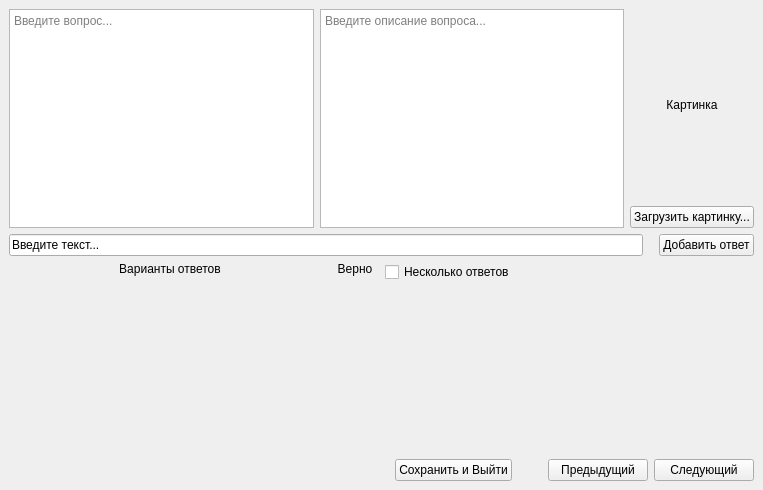
Qt form ui/create.ui (MIV228/Victorio) before a commit.
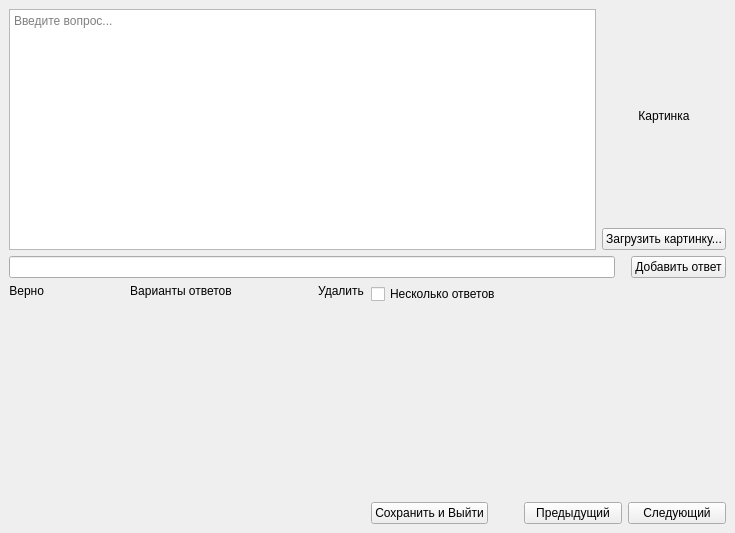
The same form after that commit.

The edit to the form file:
```diff
--- a/ui/create.ui
+++ b/ui/create.ui
@@ -6,8 +6,8 @@
    <rect>
     <x>0</x>
     <y>0</y>
-    <width>763</width>
-    <height>490</height>
+    <width>735</width>
+    <height>533</height>
    </rect>
   </property>
   <property name="windowTitle">
@@ -30,19 +30,6 @@
         </property>
        </widget>
       </item>
-      <item>
-       <widget class="QTextEdit" name="description">
-        <property name="sizePolicy">
-         <sizepolicy hsizetype="Expanding" vsizetype="Expanding">
-          <horstretch>0</horstretch>
-          <verstretch>0</verstretch>
-         </sizepolicy>
-        </property>
-        <property name="placeholderText">
-         <string>Введите описание вопроса...</string>
-        </property>
-       </widget>
-      </item>
       <item>
        <layout class="QVBoxLayout" name="verticalLayout_2">
         <item>
@@ -79,9 +66,6 @@
         <property name="enabled">
          <bool>true</bool>
         </property>
-        <property name="inputMask">
-         <string>Введите текст...</string>
-        </property>
        </widget>
       </item>
       <item>
@@ -115,22 +99,6 @@
        <layout class="QVBoxLayout" name="answer_layout">
         <item>
          <layout class="QHBoxLayout" name="horizontalLayout_4">
-          <item>
-           <widget class="QLabel" name="label">
-            <property name="sizePolicy">
-             <sizepolicy hsizetype="Preferred" vsizetype="Preferred">
-              <horstretch>0</horstretch>
-              <verstretch>0</verstretch>
-             </sizepolicy>
-            </property>
-            <property name="text">
-             <string>Варианты ответов</string>
-            </property>
-            <property name="alignment">
-             <set>Qt::AlignHCenter|Qt::AlignTop</set>
-            </property>
-           </widget>
-          </item>
           <item>
            <widget class="QLabel" name="label_2">
             <property name="sizePolicy">
@@ -140,17 +108,65 @@
              </sizepolicy>
             </property>
             <property name="text">
-             <string>Верно  </string>
+             <string>Верно</string>
             </property>
             <property name="alignment">
              <set>Qt::AlignRight|Qt::AlignTop|Qt::AlignTrailing</set>
             </property>
            </widget>
           </item>
+          <item>
+           <widget class="QLabel" name="label">
+            <property name="sizePolicy">
+             <sizepolicy hsizetype="Preferred" vsizetype="Preferred">
+              <horstretch>0</horstretch>
+              <verstretch>0</verstretch>
+             </sizepolicy>
+            </property>
+            <property name="text">
+             <string>Варианты ответов</string>
+            </property>
+            <property name="alignment">
+             <set>Qt::AlignHCenter|Qt::AlignTop</set>
+            </property>
+           </widget>
+          </item>
+          <item>
+           <widget class="QLabel" name="label_3">
+            <property name="sizePolicy">
+             <sizepolicy hsizetype="Fixed" vsizetype="Expanding">
+              <horstretch>0</horstretch>
+              <verstretch>0</verstretch>
+             </sizepolicy>
+            </property>
+            <property name="text">
+             <string>Удалить</string>
+            </property>
+            <property name="alignment">
+             <set>Qt::AlignHCenter|Qt::AlignTop</set>
+            </property>
+           </widget>
+          </item>
          </layout>
         </item>
        </layout>
       </item>
+      <item>
+       <spacer name="horizontalSpacer_6">
+        <property name="orientation">
+         <enum>Qt::Horizontal</enum>
+        </property>
+        <property name="sizeType">
+         <enum>QSizePolicy::Fixed</enum>
+        </property>
+        <property name="sizeHint" stdset="0">
+         <size>
+          <width>1</width>
+          <height>20</height>
+         </size>
+        </property>
+       </spacer>
+      </item>
       <item>
        <layout class="QVBoxLayout" name="verticalLayout_3">
         <item>
@@ -185,22 +201,6 @@
         </item>
         <item>
          <layout class="QHBoxLayout" name="horizontalLayout_2">
-          <item>
-           <spacer name="horizontalSpacer_6">
-            <property name="orientation">
-             <enum>Qt::Horizontal</enum>
-            </property>
-            <property name="sizeType">
-             <enum>QSizePolicy::Fixed</enum>
-            </property>
-            <property name="sizeHint" stdset="0">
-             <size>
-              <width>10</width>
-              <height>20</height>
-             </size>
-            </property>
-           </spacer>
-          </item>
           <item>
            <widget class="QPushButton" name="b_exit">
             <property name="text">
```
